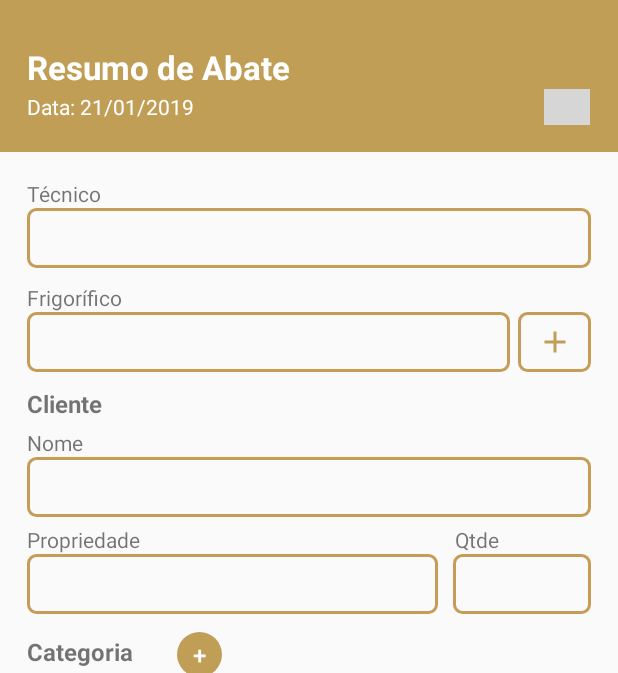
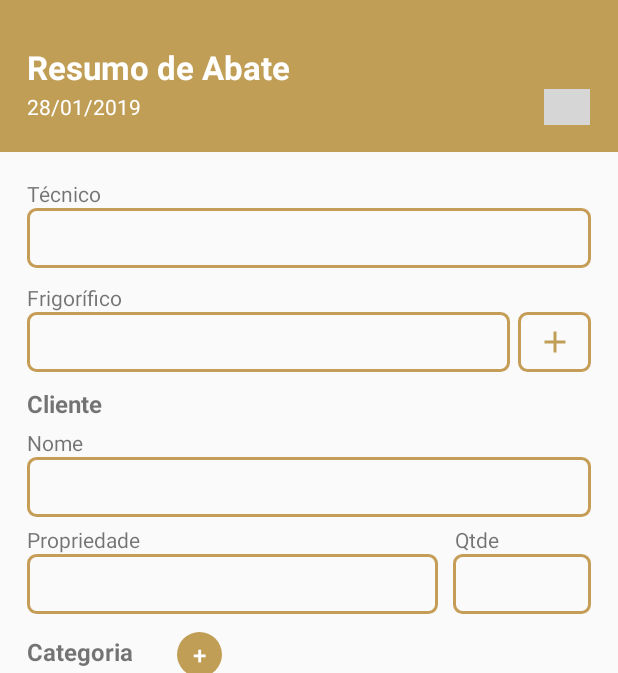
Before and after one commit to cesarbassani/pecbr, an Android app: the AbateFormActivity screen opened directly, with no data from a screen before it, on a phone screen of 412 x 824 dp, the part 62-735 px from its top. Run offline under Robolectric (Android 15) with nearby library versions, the phone set to English and light mode, and no system bars; our stand-ins replace Firebase (no records; nobody signed in at launch, a user with empty details on screens opened directly); libraries missing offline, so code that uses them is left out: com.itextpdf.text, com.wdullaer.materialdatetimepicker; pictures from the network do not load; grey boxes are pictures that could not be loaded.

Commit message:
Correcao selecao da data de abate no formulario

```diff
--- a/app/src/main/java/com/cesarbassani/pecbr/views/AbateFormActivity.java
+++ b/app/src/main/java/com/cesarbassani/pecbr/views/AbateFormActivity.java
@@ -610,6 +610,17 @@ public class AbateFormActivity extends AppCompatActivity implements View.OnClick
                         });
             }
         });
+
+        txt_data_abate.setText(dateString);
+
+        datePickerAbate = findViewById(R.id.datePickerAbate);
+
+        datePickerAbate.setOnClickListener(new View.OnClickListener() {
+            @Override
+            public void onClick(View view) {
+                dialogDatePickerLight((ImageButton) view);
+            }
+        });
     }
 
     private void showFrigorificoDialog() {
```
